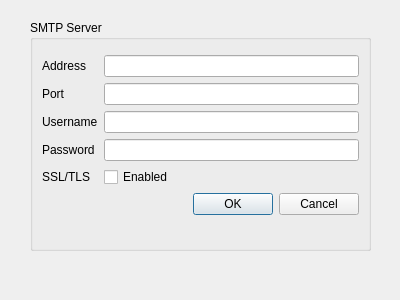
Old version of the form qtdesigner/settings.ui in the repository cclauss/henrique.
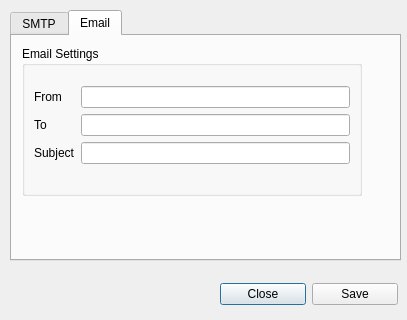
New version of the form.

Commit message: Added the Email tab to the Settings QDialog

Diff of the .ui file:
```diff
--- a/qtdesigner/settings.ui
+++ b/qtdesigner/settings.ui
@@ -6,24 +6,40 @@
    <rect>
     <x>0</x>
     <y>0</y>
-    <width>400</width>
-    <height>300</height>
+    <width>407</width>
+    <height>320</height>
    </rect>
   </property>
   <property name="windowTitle">
    <string>Dialog</string>
   </property>
+  <widget class="QTabWidget" name="SettingsTabWidget">
+   <property name="geometry">
+    <rect>
+     <x>10</x>
+     <y>10</y>
+     <width>391</width>
+     <height>251</height>
+    </rect>
+   </property>
+   <property name="currentIndex">
+    <number>1</number>
+   </property>
+   <widget class="QWidget" name="SMTPTab">
+    <attribute name="title">
+     <string>SMTP</string>
+    </attribute>
   <widget class="QGroupBox" name="SMTPGroupBox">
    <property name="geometry">
     <rect>
-     <x>30</x>
-     <y>20</y>
-     <width>341</width>
-     <height>231</height>
+       <x>10</x>
+       <y>10</y>
+       <width>340</width>
+       <height>200</height>
     </rect>
    </property>
    <property name="autoFillBackground">
-    <bool>true</bool>
+      <bool>false</bool>
    </property>
    <property name="title">
     <string>SMTP Server</string>
@@ -82,17 +98,97 @@
       </property>
      </widget>
     </item>
-    <item row="5" column="1">
-     <widget class="QDialogButtonBox" name="SettingsButtonBox">
-      <property name="standardButtons">
-       <set>QDialogButtonBox::Cancel|QDialogButtonBox::Ok</set>
-      </property>
-     </widget>
-    </item>
     <item row="4" column="1">
      <widget class="QCheckBox" name="SSLCheckBox">
       <property name="text">
        <string>Enabled</string>
+        </property>
+       </widget>
+      </item>
+     </layout>
+    </widget>
+   </widget>
+   <widget class="QWidget" name="EmailTab">
+    <property name="enabled">
+     <bool>true</bool>
+    </property>
+    <attribute name="title">
+     <string>Email</string>
+    </attribute>
+    <widget class="QGroupBox" name="EmailGroupBox_2">
+     <property name="geometry">
+      <rect>
+       <x>10</x>
+       <y>10</y>
+       <width>340</width>
+       <height>150</height>
+      </rect>
+     </property>
+     <property name="title">
+      <string>Email Settings</string>
+     </property>
+     <layout class="QFormLayout" name="EmailGroupBox">
+      <property name="fieldGrowthPolicy">
+       <enum>QFormLayout::AllNonFixedFieldsGrow</enum>
+      </property>
+      <property name="topMargin">
+       <number>20</number>
+      </property>
+      <item row="0" column="0">
+       <widget class="QLabel" name="label">
+        <property name="text">
+         <string>From</string>
+        </property>
+       </widget>
+      </item>
+      <item row="0" column="1">
+       <widget class="QLineEdit" name="lineEdit"/>
+      </item>
+      <item row="1" column="0">
+       <widget class="QLabel" name="label_2">
+        <property name="text">
+         <string>To</string>
+        </property>
+       </widget>
+      </item>
+      <item row="1" column="1">
+       <widget class="QLineEdit" name="lineEdit_2"/>
+      </item>
+      <item row="2" column="0">
+       <widget class="QLabel" name="label_3">
+        <property name="text">
+         <string>Subject</string>
+        </property>
+       </widget>
+      </item>
+      <item row="2" column="1">
+       <widget class="QLineEdit" name="lineEdit_3"/>
+      </item>
+     </layout>
+    </widget>
+   </widget>
+  </widget>
+  <widget class="QWidget" name="">
+   <property name="geometry">
+    <rect>
+     <x>220</x>
+     <y>280</y>
+     <width>178</width>
+     <height>28</height>
+    </rect>
+   </property>
+   <layout class="QHBoxLayout" name="horizontalLayout">
+    <item>
+     <widget class="QPushButton" name="pushButton_2">
+      <property name="text">
+       <string>Close</string>
+      </property>
+     </widget>
+    </item>
+    <item>
+     <widget class="QPushButton" name="pushButton">
+      <property name="text">
+       <string>Save</string>
       </property>
      </widget>
     </item>
```
Lines whose indentation alone changed are shown as unchanged.
